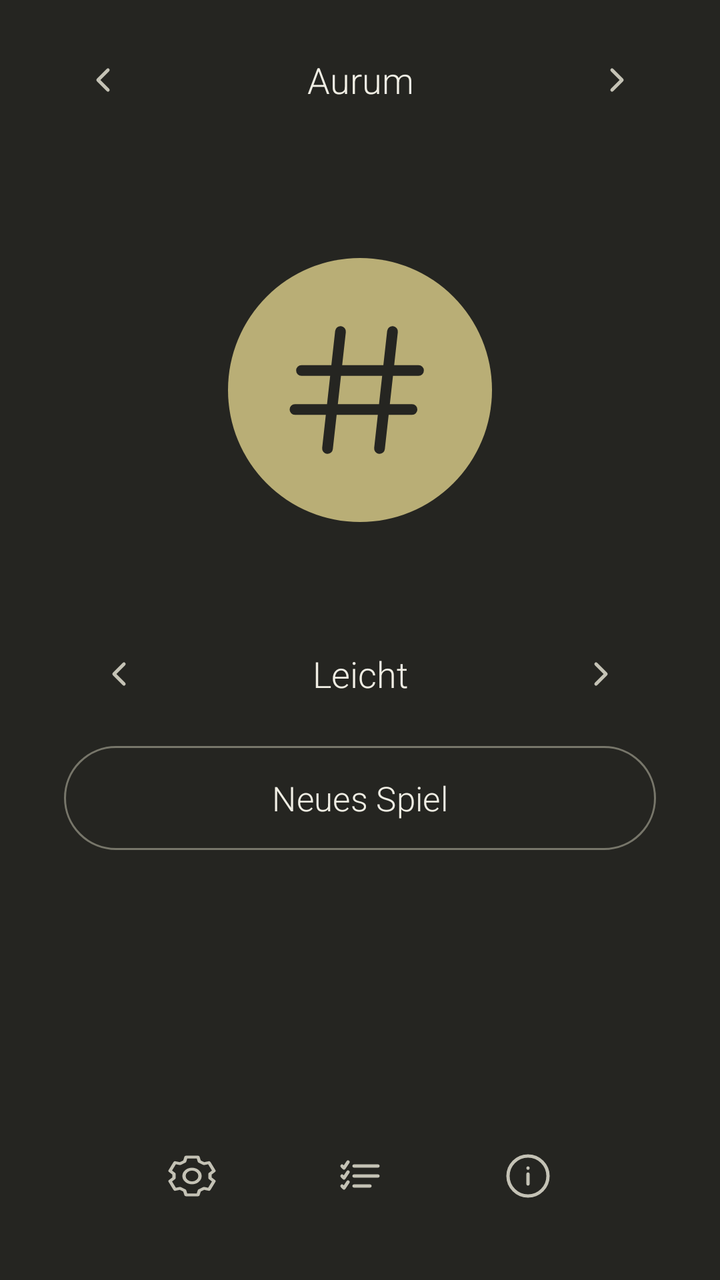
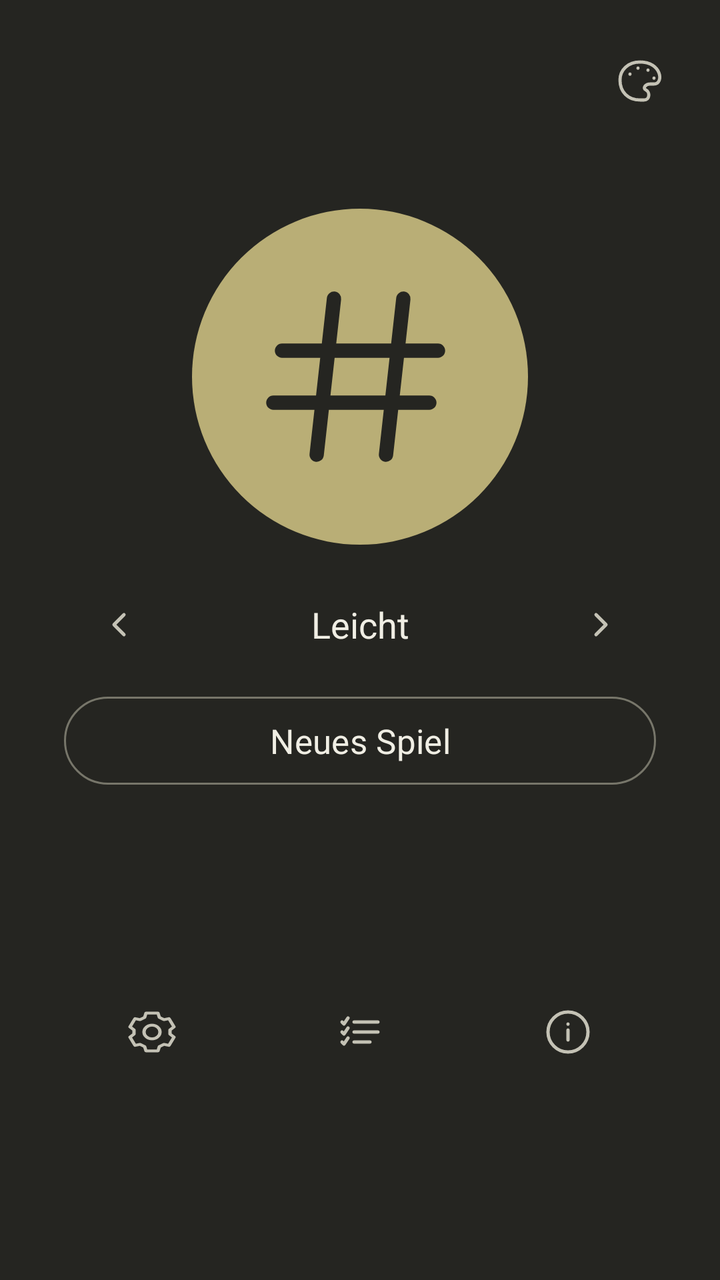

Before-and-after screenshots of an Android layout around one commit, followed by the original layout XML and the change that was made.
<!-- AndroidManifest.xml: application theme Theme.Sudoku -->
<!-- res/layout/activity_main.xml -->
<?xml version="1.0" encoding="utf-8"?>
<androidx.constraintlayout.widget.ConstraintLayout xmlns:android="http://schemas.android.com/apk/res/android"
    xmlns:app="http://schemas.android.com/apk/res-auto"
    xmlns:tools="http://schemas.android.com/tools"
    android:id="@+id/main"
    android:layout_width="match_parent"
    android:layout_height="match_parent"
    tools:context=".MainActivity">

    <LinearLayout
        android:id="@+id/theme_selector"
        android:layout_width="0dp"
        android:layout_height="wrap_content"
        android:layout_marginHorizontal="24dp"
        android:layout_marginTop="12dp"
        android:gravity="center_vertical"
        android:orientation="horizontal"
        app:layout_constraintEnd_toEndOf="parent"
        app:layout_constraintStart_toStartOf="parent"
        app:layout_constraintTop_toTopOf="parent"
        app:layout_constraintWidth_max="400dp">

        <ImageButton
            android:id="@+id/previous_theme"
            style="@style/Widget.Sudoku.IconButton"
            android:contentDescription="@string/previous_theme"
            android:src="@drawable/ic_chevron_left" />

        <TextView
            android:id="@+id/theme_name"
            style="@style/Widget.Sudoku.SelectorLabel"
            android:text="@string/theme_aurum" />

        <ImageButton
            android:id="@+id/next_theme"
            style="@style/Widget.Sudoku.IconButton"
            android:contentDescription="@string/next_theme"
            android:src="@drawable/ic_chevron_right" />
    </LinearLayout>

    <androidx.core.widget.NestedScrollView
        android:layout_width="0dp"
        android:layout_height="0dp"
        android:fillViewport="true"
        android:scrollbars="none"
        app:layout_constraintBottom_toTopOf="@id/home_footer"
        app:layout_constraintEnd_toEndOf="parent"
        app:layout_constraintStart_toStartOf="parent"
        app:layout_constraintTop_toBottomOf="@id/theme_selector">

        <androidx.constraintlayout.widget.ConstraintLayout
            android:layout_width="match_parent"
            android:layout_height="wrap_content"
            android:minHeight="360dp"
            android:paddingHorizontal="32dp"
            android:paddingVertical="24dp">

            <LinearLayout
                android:layout_width="0dp"
                android:layout_height="wrap_content"
                android:gravity="center"
                android:orientation="vertical"
                app:layout_constraintBottom_toBottomOf="parent"
                app:layout_constraintEnd_toEndOf="parent"
                app:layout_constraintStart_toStartOf="parent"
                app:layout_constraintTop_toTopOf="parent"
                app:layout_constraintVertical_bias="0.42"
                app:layout_constraintWidth_max="320dp">

                <ImageView
                    android:layout_width="132dp"
                    android:layout_height="132dp"
                    android:background="@drawable/background_sudoku_mark"
                    android:importantForAccessibility="no"
                    android:padding="27dp"
                    android:src="@drawable/ic_sudoku_mark" />

                <LinearLayout
                    android:layout_width="match_parent"
                    android:layout_height="wrap_content"
                    android:layout_marginTop="48dp"
                    android:gravity="center_vertical"
                    android:orientation="horizontal">

                    <ImageButton
                        android:id="@+id/previous_difficulty"
                        style="@style/Widget.Sudoku.IconButton"
                        android:contentDescription="@string/previous_difficulty"
                        android:src="@drawable/ic_chevron_left" />

                    <TextView
                        android:id="@+id/difficulty_name"
                        style="@style/Widget.Sudoku.SelectorLabel"
                        android:text="@string/difficulty_easy" />

                    <ImageButton
                        android:id="@+id/next_difficulty"
                        style="@style/Widget.Sudoku.IconButton"
                        android:contentDescription="@string/next_difficulty"
                        android:src="@drawable/ic_chevron_right" />
                </LinearLayout>

                <com.google.android.material.button.MaterialButton
                    android:id="@+id/new_game"
                    style="@style/Widget.Material3.Button.OutlinedButton"
                    android:layout_width="match_parent"
                    android:layout_height="60dp"
                    android:layout_marginTop="4dp"
                    android:fontFamily="sans-serif-light"
                    android:insetTop="4dp"
                    android:insetBottom="4dp"
                    android:text="@string/new_game"
                    android:textAllCaps="false"
                    android:textColor="?attr/homeForeground"
                    android:textSize="17sp"
                    app:backgroundTint="@android:color/transparent"
                    app:cornerRadius="28dp"
                    app:strokeColor="?attr/homeOutline"
                    app:strokeWidth="1dp" />

                <com.google.android.material.button.MaterialButton
                    android:id="@+id/continue_game"
                    style="@style/Widget.Material3.Button.TextButton"
                    android:layout_width="match_parent"
                    android:layout_height="56dp"
                    android:fontFamily="sans-serif-light"
                    android:text="@string/continue_game"
                    android:textColor="?attr/homeForeground"
                    android:textSize="17sp"
                    android:visibility="invisible" />
            </LinearLayout>
        </androidx.constraintlayout.widget.ConstraintLayout>
    </androidx.core.widget.NestedScrollView>

    <LinearLayout
        android:id="@+id/home_footer"
        android:layout_width="wrap_content"
        android:layout_height="wrap_content"
        android:layout_marginBottom="24dp"
        android:gravity="center"
        android:orientation="horizontal"
        app:layout_constraintBottom_toBottomOf="parent"
        app:layout_constraintEnd_toEndOf="parent"
        app:layout_constraintStart_toStartOf="parent">

        <ImageButton
            android:id="@+id/settings"
            style="@style/Widget.Sudoku.IconButton"
            android:contentDescription="@string/settings"
            android:src="@drawable/ic_settings" />

        <ImageButton
            android:id="@+id/best_times"
            style="@style/Widget.Sudoku.IconButton"
            android:layout_marginHorizontal="28dp"
            android:contentDescription="@string/best_times"
            android:src="@drawable/ic_best_times" />

        <ImageButton
            android:id="@+id/about"
            style="@style/Widget.Sudoku.IconButton"
            android:contentDescription="@string/about"
            android:src="@drawable/ic_info" />
    </LinearLayout>
</androidx.constraintlayout.widget.ConstraintLayout>
<!-- resources referenced by this layout -->
<resources>
  <!-- drawable background_sudoku_mark (drawable) -->
  <shape xmlns:android="http://schemas.android.com/apk/res/android" android:shape="oval">
      <solid android:color="?attr/homeAccent" />
  </shape>
  <!-- drawable ic_chevron_left (drawable) -->
  <vector xmlns:android="http://schemas.android.com/apk/res/android"
      android:width="24dp"
      android:height="24dp"
      android:viewportWidth="24"
      android:viewportHeight="24">
      <path
          android:fillColor="@android:color/transparent"
          android:pathData="M14,7 L9,12 L14,17"
          android:strokeColor="?attr/homeMuted"
          android:strokeLineCap="round"
          android:strokeLineJoin="round"
          android:strokeWidth="1.65" />
  </vector>
  <!-- drawable ic_chevron_right (drawable) -->
  <vector xmlns:android="http://schemas.android.com/apk/res/android"
      android:width="24dp"
      android:height="24dp"
      android:viewportWidth="24"
      android:viewportHeight="24">
      <path
          android:fillColor="@android:color/transparent"
          android:pathData="M10,7 L15,12 L10,17"
          android:strokeColor="?attr/homeMuted"
          android:strokeLineCap="round"
          android:strokeLineJoin="round"
          android:strokeWidth="1.65" />
  </vector>
  <string name="about">Über Sudoku</string>
  <string name="best_times">Bestzeiten</string>
  <string name="continue_game">Fortsetzen</string>
  <string name="difficulty_easy">Leicht</string>
  <string name="new_game">Neues Spiel</string>
  <string name="next_difficulty">Nächste Schwierigkeit</string>
  <string name="next_theme">Nächstes Farbthema</string>
  <string name="previous_difficulty">Vorherige Schwierigkeit</string>
  <string name="previous_theme">Vorheriges Farbthema</string>
  <string name="settings">Einstellungen</string>
  <string name="theme_aurum">Aurum</string>
  <style name="Widget.Sudoku.IconButton" parent="Widget.AppCompat.ImageButton">
          <item name="android:layout_width">56dp</item>
          <item name="android:layout_height">56dp</item>
          <item name="android:background">?attr/selectableItemBackgroundBorderless</item>
          <item name="android:padding">17dp</item>
          <item name="android:tint">?attr/homeMuted</item>
      </style>
  <style name="Widget.Sudoku.SelectorLabel" parent="Widget.AppCompat.TextView">
          <item name="android:layout_width">0dp</item>
          <item name="android:layout_height">wrap_content</item>
          <item name="android:layout_weight">1</item>
          <item name="android:gravity">center</item>
          <item name="android:fontFamily">sans-serif-light</item>
          <item name="android:textColor">?attr/homeForeground</item>
          <item name="android:textSize">18sp</item>
          <item name="android:accessibilityLiveRegion">polite</item>
      </style>
  <string name="sudoku_mark_path" translatable="false">M9,3 L7,21 M17,3 L15,21 M3,9 L21,9 M2,15 L20,15</string>
  <color name="aurum_background">#252521</color>
  <color name="aurum_foreground">#F0EEE4</color>
  <color name="aurum_muted">#C4C2B5</color>
  <color name="aurum_accent">#B9AE76</color>
  <color name="aurum_outline">#77766A</color>
  <!-- unchanged entries left out for length: 5 -->
</resources>

<!-- the commit's change to res/layout/activity_main.xml (unified diff, before → after) -->
@@ -11,31 +11,25 @@
         android:id="@+id/theme_selector"
         android:layout_width="0dp"
         android:layout_height="wrap_content"
-        android:layout_marginHorizontal="24dp"
+        android:layout_marginHorizontal="12dp"
         android:layout_marginTop="12dp"
         android:gravity="center_vertical"
         android:orientation="horizontal"
         app:layout_constraintEnd_toEndOf="parent"
         app:layout_constraintStart_toStartOf="parent"
         app:layout_constraintTop_toTopOf="parent"
-        app:layout_constraintWidth_max="400dp">
+        app:layout_constraintWidth_max="480dp">
+
+        <Space
+            android:layout_width="0dp"
+            android:layout_height="1dp"
+            android:layout_weight="1" />
 
         <ImageButton
-            android:id="@+id/previous_theme"
+            android:id="@+id/select_theme"
             style="@style/Widget.Sudoku.IconButton"
-            android:contentDescription="@string/previous_theme"
-            android:src="@drawable/ic_chevron_left" />
-
-        <TextView
-            android:id="@+id/theme_name"
-            style="@style/Widget.Sudoku.SelectorLabel"
-            android:text="@string/theme_aurum" />
-
-        <ImageButton
-            android:id="@+id/next_theme"
-            style="@style/Widget.Sudoku.IconButton"
-            android:contentDescription="@string/next_theme"
-            android:src="@drawable/ic_chevron_right" />
+            android:contentDescription="@string/choose_theme"
+            android:src="@drawable/ic_palette" />
     </LinearLayout>
 
     <androidx.core.widget.NestedScrollView
@@ -64,21 +58,21 @@
                 app:layout_constraintEnd_toEndOf="parent"
                 app:layout_constraintStart_toStartOf="parent"
                 app:layout_constraintTop_toTopOf="parent"
-                app:layout_constraintVertical_bias="0.42"
+                app:layout_constraintVertical_bias="0.52"
                 app:layout_constraintWidth_max="320dp">
 
                 <ImageView
-                    android:layout_width="132dp"
-                    android:layout_height="132dp"
+                    android:layout_width="168dp"
+                    android:layout_height="168dp"
                     android:background="@drawable/background_sudoku_mark"
                     android:importantForAccessibility="no"
-                    android:padding="27dp"
+                    android:padding="32dp"
                     android:src="@drawable/ic_sudoku_mark" />
 
                 <LinearLayout
                     android:layout_width="match_parent"
                     android:layout_height="wrap_content"
-                    android:layout_marginTop="48dp"
+                    android:layout_marginTop="12dp"
                     android:gravity="center_vertical"
                     android:orientation="horizontal">
 
@@ -104,9 +98,9 @@
                     android:id="@+id/new_game"
                     style="@style/Widget.Material3.Button.OutlinedButton"
                     android:layout_width="match_parent"
-                    android:layout_height="60dp"
+                    android:layout_height="52dp"
                     android:layout_marginTop="4dp"
-                    android:fontFamily="sans-serif-light"
+                    android:fontFamily="sans-serif"
                     android:insetTop="4dp"
                     android:insetBottom="4dp"
                     android:text="@string/new_game"
@@ -123,7 +117,7 @@
                     style="@style/Widget.Material3.Button.TextButton"
                     android:layout_width="match_parent"
                     android:layout_height="56dp"
-                    android:fontFamily="sans-serif-light"
+                    android:fontFamily="sans-serif"
                     android:text="@string/continue_game"
                     android:textColor="?attr/homeForeground"
                     android:textSize="17sp"
@@ -136,7 +130,7 @@
         android:id="@+id/home_footer"
         android:layout_width="wrap_content"
         android:layout_height="wrap_content"
-        android:layout_marginBottom="24dp"
+        android:layout_marginBottom="96dp"
         android:gravity="center"
         android:orientation="horizontal"
         app:layout_constraintBottom_toBottomOf="parent"
@@ -152,7 +146,7 @@
         <ImageButton
             android:id="@+id/best_times"
             style="@style/Widget.Sudoku.IconButton"
-            android:layout_marginHorizontal="28dp"
+            android:layout_marginHorizontal="48dp"
             android:contentDescription="@string/best_times"
             android:src="@drawable/ic_best_times" />
 
<!-- resource entries referenced after the edit -->
@@ -32,17 +32,30 @@
           android:strokeLineJoin="round"
           android:strokeWidth="1.65" />
   </vector>
+  <!-- drawable ic_palette (drawable) -->
+  <vector xmlns:android="http://schemas.android.com/apk/res/android"
+      android:width="24dp"
+      android:height="24dp"
+      android:viewportWidth="24"
+      android:viewportHeight="24">
+      <path
+          android:fillColor="@android:color/transparent"
+          android:pathData="M12,3 C6,3 2,7 2,12 C2,18 6,22 12,22 L14,22 C17,22 17,18 15,17 C13,16 15,14 17,14 L19,14
+              C24,14 23,3 12,3 Z M7,9 L7,9.1 M11,6 L11,6.1 M16,7 L16,7.1 M19,11 L19,11.1"
+          android:strokeColor="?attr/homeMuted"
+          android:strokeLineCap="round"
+          android:strokeLineJoin="round"
+          android:strokeWidth="1.6" />
+  </vector>
   <string name="about">Über Sudoku</string>
   <string name="best_times">Bestzeiten</string>
+  <string name="choose_theme">Farbthema wählen</string>
   <string name="continue_game">Fortsetzen</string>
   <string name="difficulty_easy">Leicht</string>
   <string name="new_game">Neues Spiel</string>
   <string name="next_difficulty">Nächste Schwierigkeit</string>
-  <string name="next_theme">Nächstes Farbthema</string>
   <string name="previous_difficulty">Vorherige Schwierigkeit</string>
-  <string name="previous_theme">Vorheriges Farbthema</string>
   <string name="settings">Einstellungen</string>
-  <string name="theme_aurum">Aurum</string>
   <style name="Widget.Sudoku.IconButton" parent="Widget.AppCompat.ImageButton">
           <item name="android:layout_width">56dp</item>
           <item name="android:layout_height">56dp</item>
@@ -55,7 +68,7 @@
           <item name="android:layout_height">wrap_content</item>
           <item name="android:layout_weight">1</item>
           <item name="android:gravity">center</item>
-          <item name="android:fontFamily">sans-serif-light</item>
+          <item name="android:fontFamily">sans-serif</item>
           <item name="android:textColor">?attr/homeForeground</item>
           <item name="android:textSize">18sp</item>
           <item name="android:accessibilityLiveRegion">polite</item>
